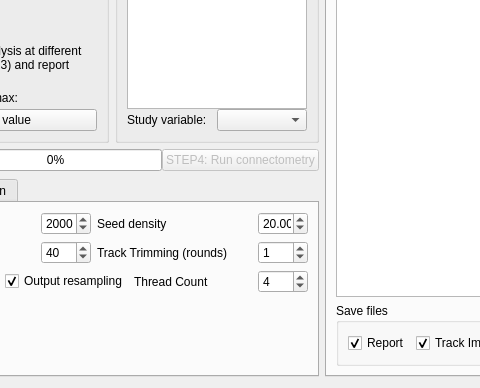
Before: the Qt Designer form connectometry/group_connectometry.ui in frankyeh/DSI-Studio, drawn with Qt 5; both pictures show x 148 to 628 and y 330 to 718 of the 1265 by 718 pixel window.
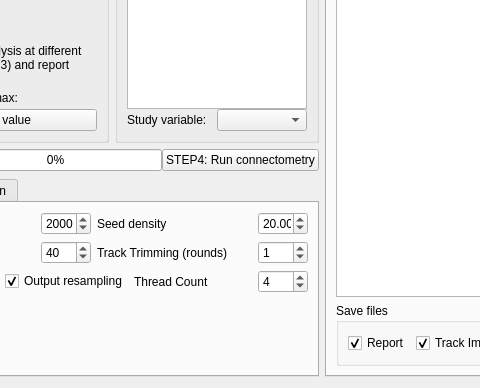
After: the same form once the commit is applied. Icons and pictures are not drawn. Custom widgets are drawn as their Qt base class.

```diff
--- a/connectometry/group_connectometry.ui
+++ b/connectometry/group_connectometry.ui
@@ -504,7 +504,7 @@
         <item>
          <widget class="QPushButton" name="run">
           <property name="enabled">
-           <bool>false</bool>
+           <bool>true</bool>
           </property>
           <property name="text">
            <string>STEP4: Run connectometry</string>
```
